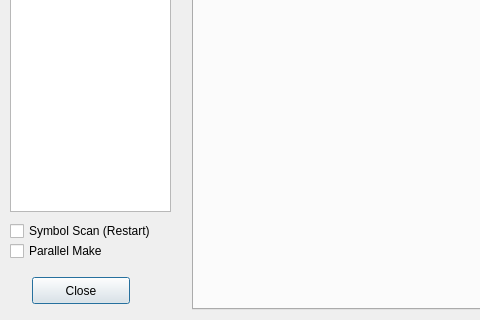
amirgeva/coide, file uis/build_settings.ui: the form before one commit; both pictures show x 0 to 480 and y 139 to 459 of the 662 by 459 pixel window.
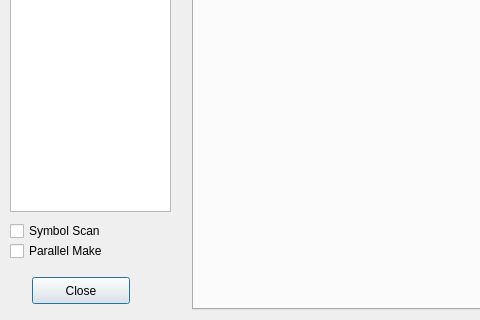
The form after the commit.

Commit message: Added editor setting that controls clang auto-complete

Patch:
```diff
--- a/uis/build_settings.ui
+++ b/uis/build_settings.ui
@@ -82,12 +82,12 @@
     <rect>
      <x>10</x>
      <y>360</y>
-     <width>171</width>
+     <width>161</width>
      <height>20</height>
     </rect>
    </property>
    <property name="text">
-    <string>Symbol Scan (Restart)</string>
+    <string>Symbol Scan</string>
    </property>
   </widget>
  </widget>
```
